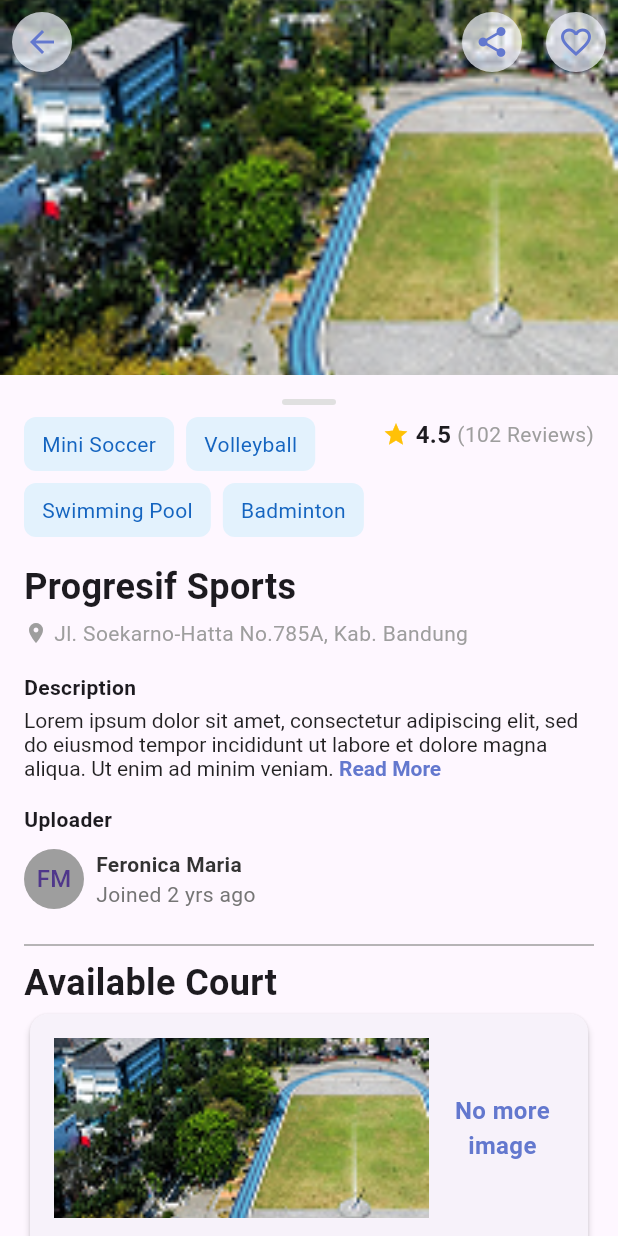
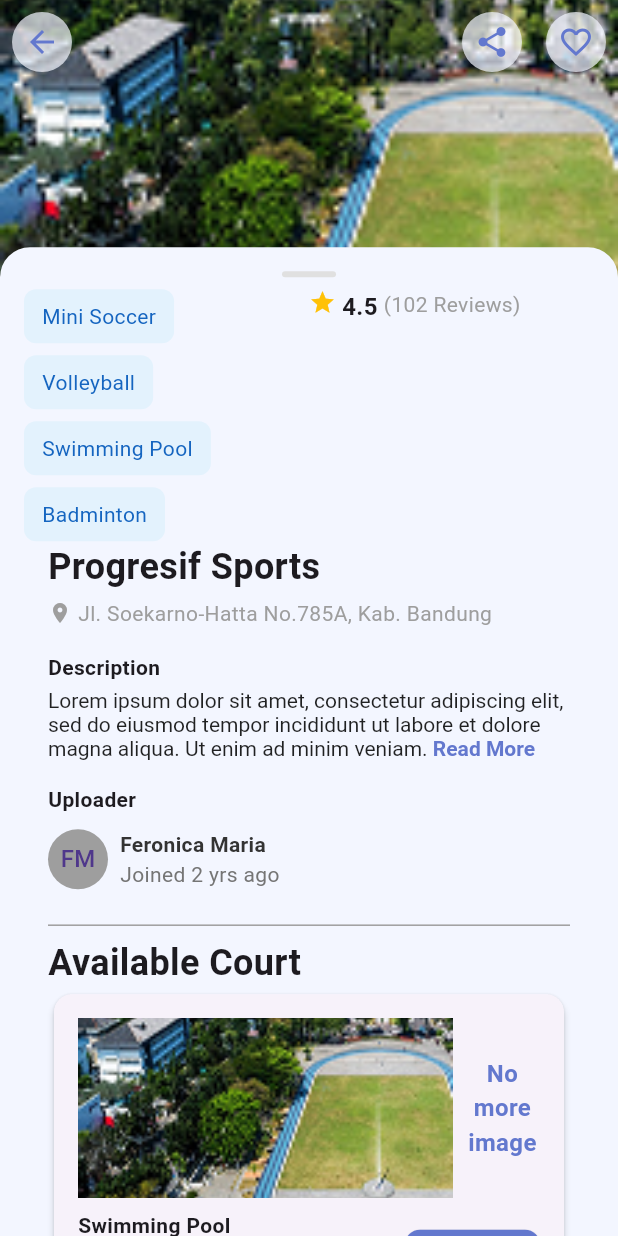
Before and after one commit to brianashari18/fitspace_sports_venue_booking_mobile, a Flutter app: the VenueDetailScreen screen opened directly, on a phone screen of 412 x 824 dp. Run offline on Flutter 3.47's test engine with Material 3 defaults, Android fonts, the phone set to English and light mode, and no system bars; our stand-ins replace carousel_slider, cloud_firestore, google_fonts, shared_preferences; accounts and stored records are empty.

Commit message:
modify detail screen

```diff
--- a/lib/main.dart
+++ b/lib/main.dart
@@ -2,6 +2,7 @@ import 'package:fitspace_sports_venue_booking_mobile/screens/sign_in_screen.dart
 import 'package:fitspace_sports_venue_booking_mobile/screens/sign_up_screen.dart';
 import 'package:fitspace_sports_venue_booking_mobile/screens/splash_screen.dart';
 import 'package:fitspace_sports_venue_booking_mobile/screens/start_screen.dart';
+import 'package:fitspace_sports_venue_booking_mobile/screens/venue_detail_screen.dart';
 import 'package:flutter/material.dart';
 
 void main() {
@@ -19,7 +20,7 @@ class MyApp extends StatelessWidget {
       theme: ThemeData(
         useMaterial3: true,
       ),
-      home: const SignUpScreen(),
+      home: const VenueDetailScreen(),
     );
   }
 }
--- a/lib/screens/venue_detail_screen.dart
+++ b/lib/screens/venue_detail_screen.dart
@@ -1,3 +1,4 @@
+import 'package:fitspace_sports_venue_booking_mobile/utils/size.dart';
 import 'package:flutter/material.dart';
 import 'package:fitspace_sports_venue_booking_mobile/utils/colors.dart';
 import 'package:fitspace_sports_venue_booking_mobile/widgets/card_court_widgets.dart';
@@ -22,7 +23,8 @@ class VenueDetailScreenState extends State<VenueDetailScreen> {
           child: CircleAvatar(
             backgroundColor: AppColors.whitePurple.withOpacity(0.7),
             child: IconButton(
-              icon: const Icon(Icons.arrow_back, color: AppColors.darkerPrimaryColor),
+              icon: const Icon(Icons.arrow_back,
+                  color: AppColors.darkerPrimaryColor),
               onPressed: () {
                 Navigator.pop(context);
               },
@@ -35,7 +37,8 @@ class VenueDetailScreenState extends State<VenueDetailScreen> {
             child: CircleAvatar(
               backgroundColor: AppColors.whitePurple.withOpacity(0.7),
               child: IconButton(
-                icon: const Icon(Icons.share, color: AppColors.darkerPrimaryColor),
+                icon: const Icon(Icons.share,
+                    color: AppColors.darkerPrimaryColor),
                 onPressed: () {},
               ),
             ),
@@ -45,7 +48,8 @@ class VenueDetailScreenState extends State<VenueDetailScreen> {
             child: CircleAvatar(
               backgroundColor: AppColors.whitePurple.withOpacity(0.7),
               child: IconButton(
-                icon: const Icon(Icons.favorite_border, color: AppColors.darkerPrimaryColor),
+                icon: const Icon(Icons.favorite_border,
+                    color: AppColors.darkerPrimaryColor),
                 onPressed: () {},
               ),
             ),
@@ -53,13 +57,9 @@ class VenueDetailScreenState extends State<VenueDetailScreen> {
         ],
       ),
       body: SingleChildScrollView(
-        child: Column(
-          children: [
-            ClipRRect( // ClipRRect added here
-              borderRadius: const BorderRadius.vertical(
-                top: Radius.circular(0), // Adjust the radius as needed
-              ),
-              child: Column(
+        child: SizedBox(
+          height: AppSize.getHeight(context),
+          child: Stack(
             children: [
               Container(
                 height: 250,
@@ -70,7 +70,15 @@ class VenueDetailScreenState extends State<VenueDetailScreen> {
                   ),
                 ),
               ),
-                  Container(
+              Positioned(
+                top: AppSize.getHeight(context) * 0.2,
+                child: Container(
+                  width: AppSize.getWidth(context),
+                  height: AppSize.getHeight(context),
+                  decoration: BoxDecoration(
+                    color: AppColors.whitePurple,
+                    borderRadius: BorderRadius.circular(20)
+                  ),
                   padding: const EdgeInsets.all(16),
                   child: Column(
                     children: [
@@ -102,11 +110,9 @@ class VenueDetailScreenState extends State<VenueDetailScreen> {
                               ],
                             ),
                           ),
-                            const Row(
+                          const Expanded(
+                            child: Row(
                               crossAxisAlignment: CrossAxisAlignment.start,
-                              children: [
-                                Row(
-                                  mainAxisSize: MainAxisSize.min,
                               children: [
                                 Icon(Icons.star, color: Colors.amber, size: 18),
                                 SizedBox(width: 4),
@@ -115,15 +121,8 @@ class VenueDetailScreenState extends State<VenueDetailScreen> {
                                 Text('(102 Reviews)', style: TextStyle(fontSize: 14, color: Colors.grey)),
                               ],
                             ),
-                              ],
                           ),
                         ],
-                        ),
-                      ],
-                    ),
-                  ),
-                ],
-              ),
                       ),
                       Padding(
                         padding: const EdgeInsets.symmetric(horizontal: 16),
@@ -167,7 +166,8 @@ class VenueDetailScreenState extends State<VenueDetailScreen> {
                                 Expanded(
                                   child: RichText(
                                     text: const TextSpan(
-                            style: TextStyle(color: Colors.black87),
+                                      style:
+                                          TextStyle(color: Colors.black87),
                                       children: <TextSpan>[
                                         TextSpan(
                                           text:
@@ -178,7 +178,8 @@ class VenueDetailScreenState extends State<VenueDetailScreen> {
                                         TextSpan(
                                           text: ' Read More',
                                           style: TextStyle(
-                                  color: AppColors.darkerPrimaryColor,
+                                            color: AppColors
+                                                .darkerPrimaryColor,
                                             fontSize: 14,
                                             fontWeight: FontWeight.bold,
                                           ),
@@ -204,14 +205,16 @@ class VenueDetailScreenState extends State<VenueDetailScreen> {
                                 ),
                                 SizedBox(width: 8),
                                 Column(
-                        crossAxisAlignment: CrossAxisAlignment.start,
+                                  crossAxisAlignment:
+                                      CrossAxisAlignment.start,
                                   children: [
                                     Text('Feronica Maria',
                                         style: TextStyle(
                                             color: AppColors.darkGrey,
                                             fontWeight: FontWeight.bold)),
                                     Text('Joined 2 yrs ago',
-                              style: TextStyle(color: AppColors.grey)),
+                                        style: TextStyle(
+                                            color: AppColors.grey)),
                                   ],
                                 ),
                               ],
@@ -235,7 +238,9 @@ class VenueDetailScreenState extends State<VenueDetailScreen> {
                                 CardCourtWidgets(
                                   title: 'Swimming Pool',
                                   price: 'Rp 35.000/hr',
-                        imagePaths: const ['assets/images/venue_dummy.png'],
+                                  imagePaths: const [
+                                    'assets/images/venue_dummy.png'
+                                  ],
                                   onBook: () {
                                     print('Booked');
                                   },
@@ -282,9 +287,13 @@ class VenueDetailScreenState extends State<VenueDetailScreen> {
                     ],
                   ),
                 ),
+              )
+            ],
+          ),
+        ),
+      ),
     );
   }
-
 
   Widget _buildButton(String text) {
     return Container(
```
Lines whose indentation alone changed are shown as unchanged.
